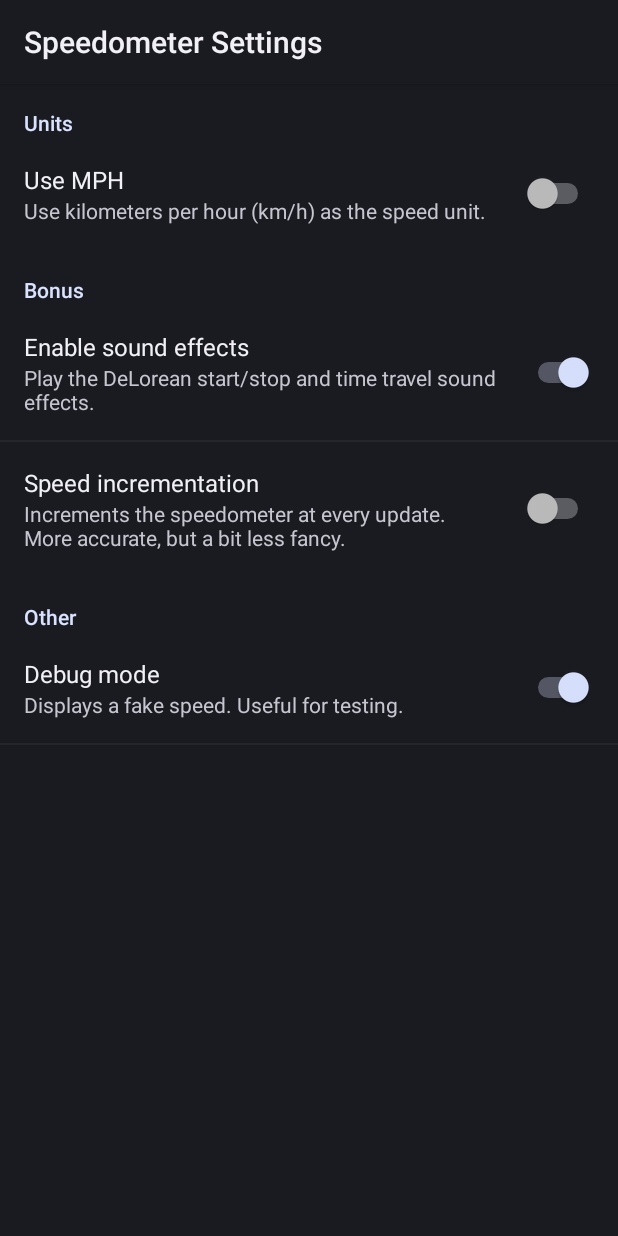
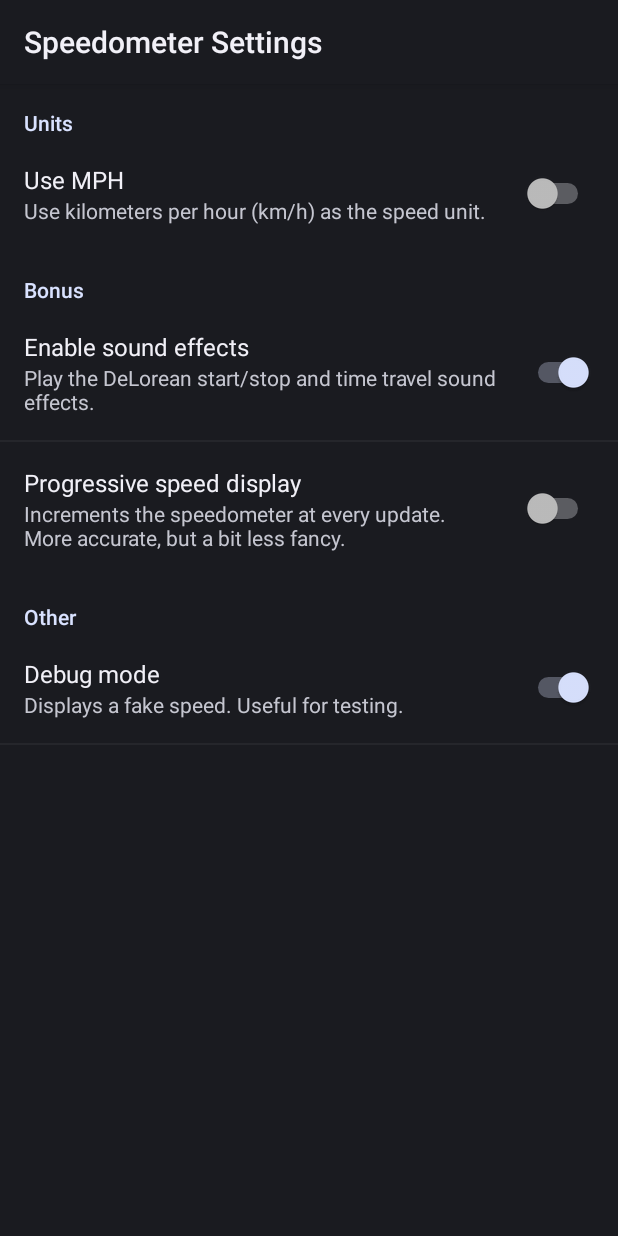
Before and after one commit to outadoc/DeLorean-Speedometer, an Android app: the SettingsActivity screen opened directly, with no data from a screen before it, on a phone screen of 412 x 824 dp. Run offline under Robolectric (Android 15) with nearby library versions, the phone set to English and light mode, and no system bars.

Commit message:
Fix the speed increase strings. ish.

```diff
--- a/app/src/main/res/values/strings.xml
+++ b/app/src/main/res/values/strings.xml
@@ -12,7 +12,7 @@
 	<string name="pref_sounds_summary_off">Do not play sound effects.</string>
 	<string name="pref_debug_title">Debug mode</string>
 	<string name="pref_debug_summary">Displays a fake speed. Useful for testing.</string>
-	<string name="pref_speed_increment_title">Speed incrementation</string>
+	<string name="pref_speed_increment_title">Progressive speed display</string>
 	<string name="pref_speed_increment_summary_on">Increments the speedometer just like in the movie, unit by unit. Causes a slight lag in the display.</string>
 	<string name="pref_speed_increment_summary_off">Increments the speedometer at every update. More accurate, but a bit less fancy.</string>
 
```
Also changed, not shown: 1 other file.
